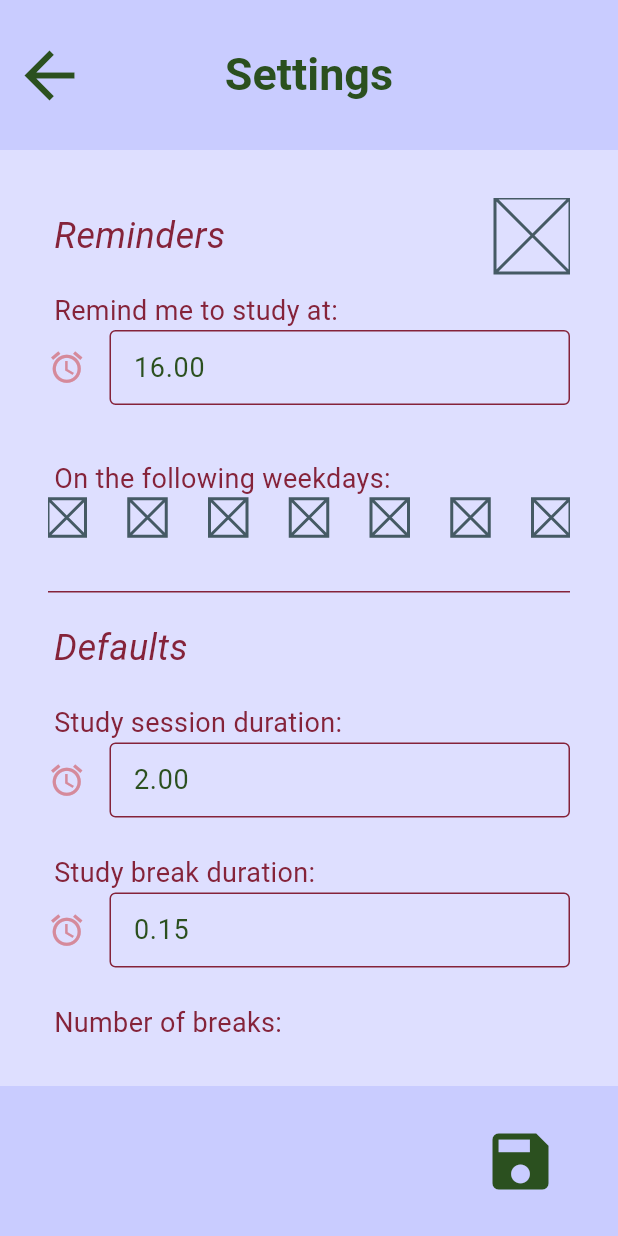
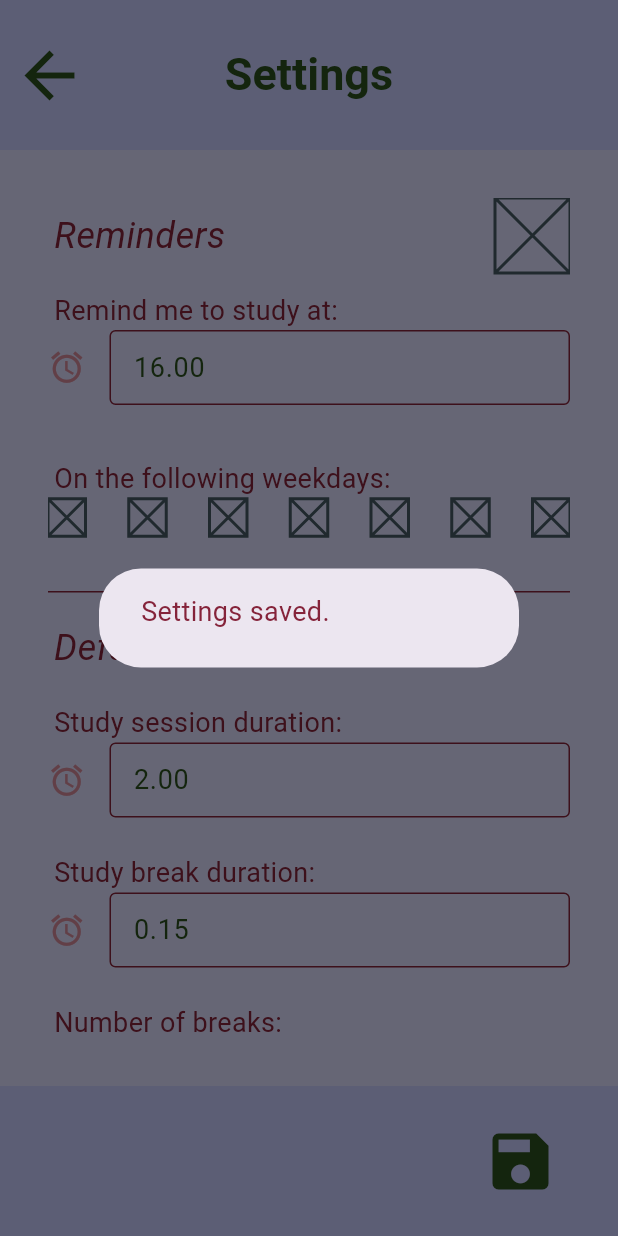
Before and after one commit to Etex99/procrastinot_prototype, a Flutter app: the SettingsView screen opened by its route, after a tap on the "save" icon, on a phone screen of 412 x 824 dp. Run offline on Flutter 3.47's test engine with Material 3 defaults, Android fonts, the phone set to English and light mode, and no system bars; our stand-ins replace shared_preferences; accounts and stored records are empty.

Commit message:
pressing the save button on settings view causes an alert popup

```diff
--- a/lib/views/settings.dart
+++ b/lib/views/settings.dart
@@ -33,9 +33,19 @@ class SettingsView extends StatelessWidget {
                         mainAxisSize: MainAxisSize.max,
                         children: [
                           IconButton(
+
                               onPressed: () {
                                 InternalStorageHandler().saveSettings();
+                                showDialog(context: context, builder: (BuildContext dialogContext) {
+                                  Future.delayed(const Duration(seconds: 3), () {
+                                    if (dialogContext.mounted) Navigator.pop(dialogContext);
+                                  });
+                                  return const AlertDialog(
+                                    content: MyBodyText(text: "Settings saved."),
+                                  );
+                                });
                               },
+
                               icon: const Icon(
                                 Icons.save,
                                 color: MyTheme.ACCENT_COLOR,
```
